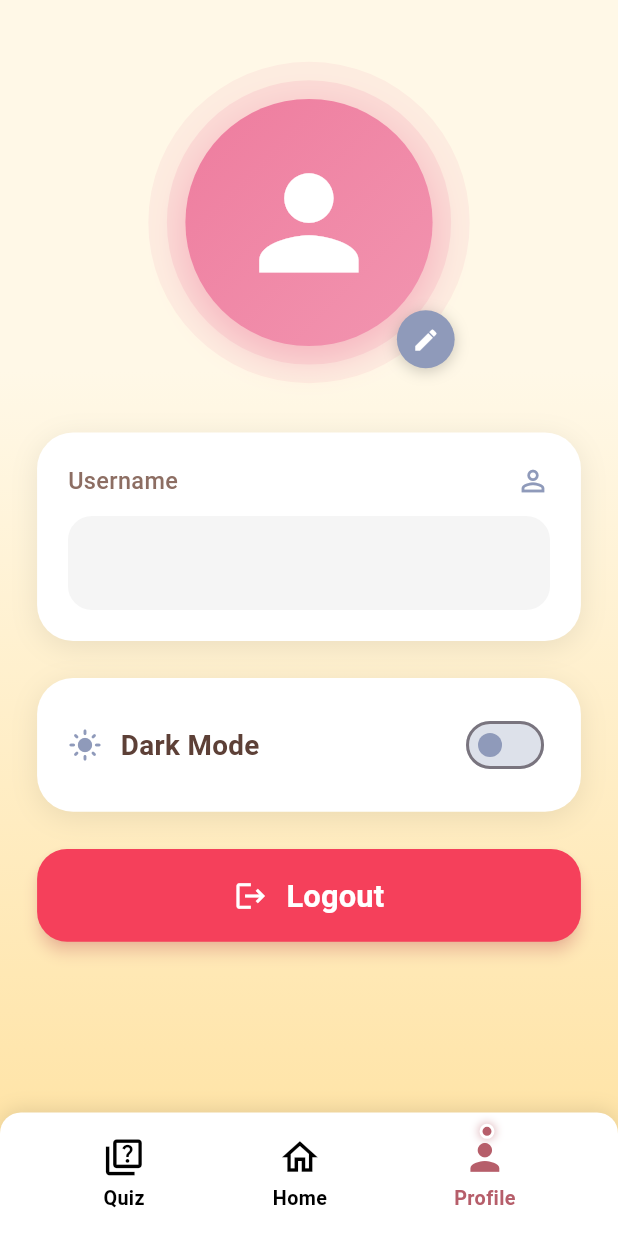
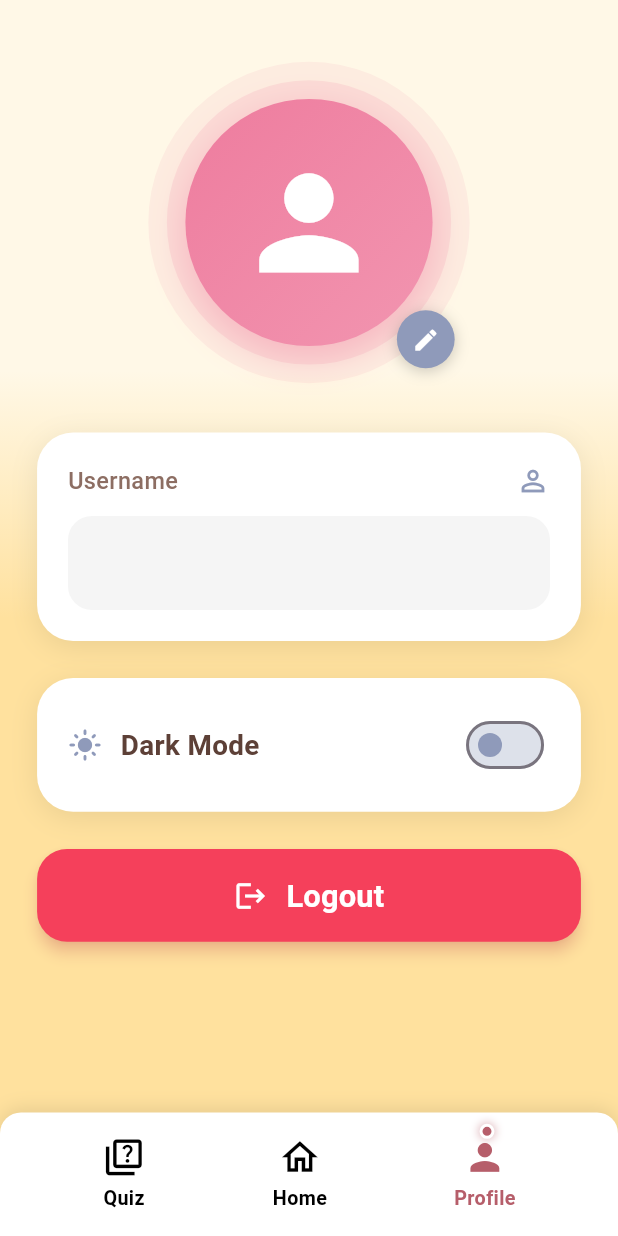
Before and after one commit to rielyta/quibble, a Flutter app: the ProfileScreen screen opened directly, on a phone screen of 412 x 824 dp. Run offline on Flutter 3.47's test engine with Material 3 defaults, Android fonts, the phone set to English and light mode, and no system bars; our stand-ins replace shared_preferences; accounts and stored records are empty; Roboto replaces fonts that are missing (SF Pro).

Commit message:
feat: widget background

```diff
--- a/lib/screen/profile_screen.dart
+++ b/lib/screen/profile_screen.dart
@@ -1,6 +1,7 @@
 import 'package:flutter/material.dart';
 import 'package:shared_preferences/shared_preferences.dart';
 import 'package:provider/provider.dart';
+import '../widgets/gradient_bakground.dart';
 import '../widgets/navigation_bar.dart';
 import '../services/quiz_stats_service.dart';
 import '../provider/theme_provider.dart';
@@ -141,23 +142,8 @@ class _ProfileScreenState extends State<ProfileScreen> {
 
     return Scaffold(
       body: SafeArea(
-        child: Container(
-          decoration: BoxDecoration(
-            gradient: LinearGradient(
-              begin: Alignment.topCenter,
-              end: Alignment.bottomCenter,
-              colors: isDarkMode
-                  ? [
-                const Color(0xFF1A1A1A),
-                const Color(0xFF2D2D2D),
-              ]
-                  : [
-                const Color(0xFFFFF8E7),
-                const Color(0xFFFFE19E),
-              ],
-              stops: const [0.3, 1.0],
-            ),
-          ),
+        child: GradientBackground(
+          stops: const [0.3, 0.5],
           child: Stack(
             children: [
               // Main Content
@@ -188,8 +174,8 @@ class _ProfileScreenState extends State<ProfileScreen> {
             ],
           ),
         ),
-      ),
-    );
+      )
+      );
   }
 
   Widget _buildPortraitLayout(double screenWidth, double screenHeight, bool isDarkMode) {
--- /dev/null
+++ b/lib/widgets/gradient_bakground.dart
@@ -0,0 +1,96 @@
+import 'package:flutter/material.dart';
+import 'package:provider/provider.dart';
+import '../provider/theme_provider.dart';
+
+class GradientBackground extends StatelessWidget {
+  final Widget child;
+  final List<double>? stops;
+  final List<Color>? lightColors;
+  final List<Color>? darkColors;
+  final AlignmentGeometry begin;
+  final AlignmentGeometry end;
+
+  const GradientBackground({
+    super.key,
+    required this.child,
+    this.stops,
+    this.lightColors,
+    this.darkColors,
+    this.begin = Alignment.topCenter,
+    this.end = Alignment.bottomCenter,
+  });
+
+  @override
+  Widget build(BuildContext context) {
+    final isDarkMode = context.watch<ThemeProvider>().isDarkMode;
+
+    // Default colors jika tidak disediakan
+    final defaultLightColors = [
+      const Color(0xFFFFF8E7),
+      const Color(0xFFFFE19E),
+    ];
+
+    final defaultDarkColors = [
+      const Color(0xFF1A1A1A),
+      const Color(0xFF2D2D2D),
+    ];
+
+    // Default stops jika tidak disediakan
+    final defaultStops = stops ?? [0.3, 1.0];
+
+    return Container(
+      decoration: BoxDecoration(
+        gradient: LinearGradient(
+          begin: begin,
+          end: end,
+          colors: isDarkMode
+              ? (darkColors ?? defaultDarkColors)
+              : (lightColors ?? defaultLightColors),
+          stops: defaultStops,
+        ),
+      ),
+      child: child,
+    );
+  }
+}
+
+// Variant khusus untuk QuizListScreen (gradient 3 warna)
+class GradientBackgroundTriple extends StatelessWidget {
+  final Widget child;
+  final List<double>? stops;
+
+  const GradientBackgroundTriple({
+    super.key,
+    required this.child,
+    this.stops,
+  });
+
+  @override
+  Widget build(BuildContext context) {
+    final isDarkMode = context.watch<ThemeProvider>().isDarkMode;
+
+    final defaultStops = stops ?? [0.0, 0.5, 1.0];
+
+    return Container(
+      decoration: BoxDecoration(
+        gradient: LinearGradient(
+          begin: Alignment.topLeft,
+          end: Alignment.bottomRight,
+          colors: isDarkMode
+              ? [
+            const Color(0xFF1A1A1A),
+            const Color(0xFF2D2D2D),
+            const Color(0xFF3D3D3D),
+          ]
+              : [
+            const Color(0xFFFFF8E7),
+            const Color(0xFFFFE19E),
+            const Color(0xFFFFD180),
+          ],
+          stops: defaultStops,
+        ),
+      ),
+      child: child,
+    );
+  }
+}
```
Also changed, not shown: lib/screen/home_screen.dart (+3 -17 lines).
